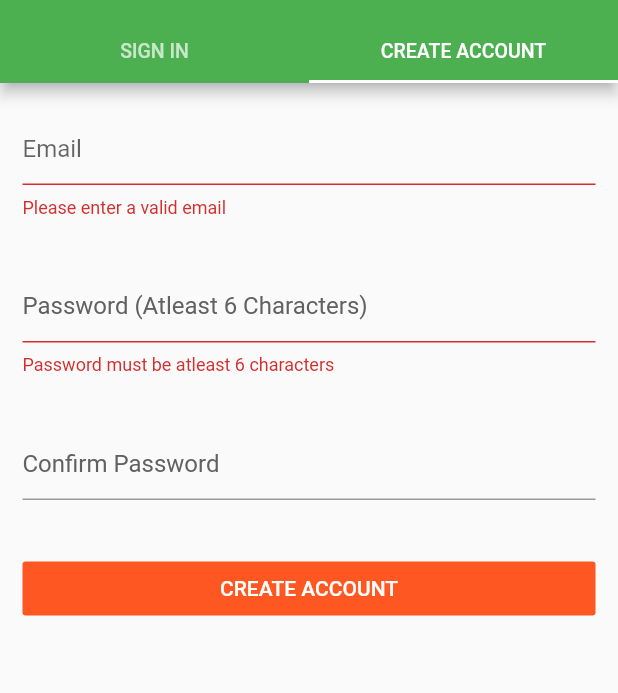
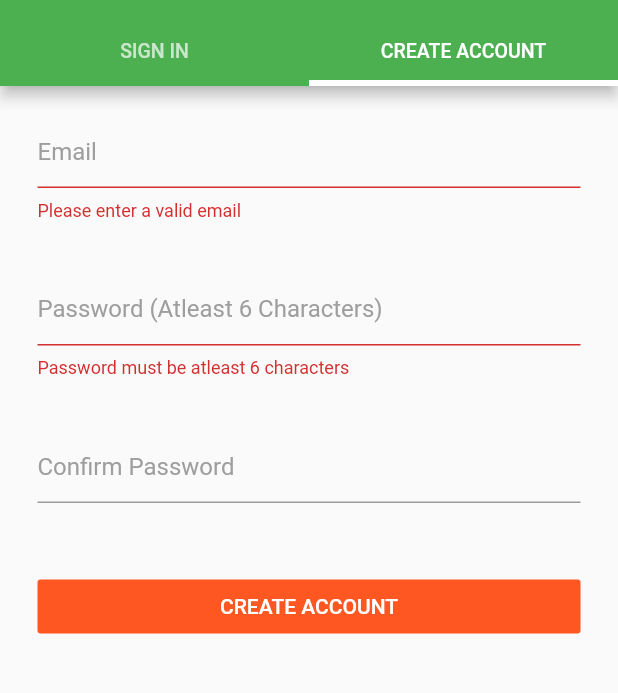
Before and after one commit to aviacommerce/flutter-ecommerce, a Flutter app: the screen it shows after launch, item 2 of the bottom bar chosen, after a tap on "CREATE ACCOUNT", on a phone screen of 412 x 824 dp, the part 73-766 px from its top. Run offline on Flutter 3.47's test engine with Material 2 defaults, Android fonts, the phone set to English and light mode, and no system bars; our stand-ins replace carousel_slider, connectivity, flushbar, flutter_rating_bar, flutter_widget_from_html_core, get_it and 1 more; missing offline and left inert: back_button_interceptor, flutter_pagewise, flutter_webview_plugin; network calls fail; statements that could not run were skipped.

Commit message:
UI changes in auth, home, product listing and search screen (#75)
* UI changes in auth, home, product listing and search screen

* ui-fixes

```diff
--- a/lib/screens/auth.dart
+++ b/lib/screens/auth.dart
@@ -49,17 +49,24 @@ class _AuthenticationState extends State<Authentication>
     final double deviceWidth = MediaQuery.of(context).size.width;
     final double targetWidth = deviceWidth > 550.0 ? 500.0 : deviceWidth * 0.95;
     return MaterialApp(
+      color: Colors.green,
+      theme: ThemeData(
+        primarySwatch: Colors.green,
+        accentColor: Colors.white,
+      ),
       home: DefaultTabController(
         length: 2,
         child: Scaffold(
           key: _scaffoldKey,
           appBar: AppBar(
+            centerTitle: false,
             backgroundColor: Colors.green,
             leading: IconButton(
               icon: Icon(Icons.close),
               onPressed: () => Navigator.of(context).pop(),
             ),
             bottom: TabBar(
+              indicatorWeight: 4.0,
               controller: _tabController,
               indicatorColor: Colors.green,
               tabs: [
@@ -97,6 +104,8 @@ class _AuthenticationState extends State<Authentication>
     return ScopedModelDescendant<MainModel>(
         builder: (BuildContext context, Widget child, MainModel model) {
       return SingleChildScrollView(
+        child: Padding(
+          padding: const EdgeInsets.only(left: 10.0, right: 10.0),
           child: Container(
             width: targetWidth,
             child: Form(
@@ -110,7 +119,7 @@ class _AuthenticationState extends State<Authentication>
                   SizedBox(
                     height: 20.0,
                   ),
-                _buildPasswordTextField(),
+                  _buildPasswordTextField(false),
                   SizedBox(
                     height: 20.0,
                   ),
@@ -122,7 +131,10 @@ class _AuthenticationState extends State<Authentication>
                           child: FlatButton(
                             textColor: Colors.white,
                             color: Colors.deepOrange,
-                          child: Text('SIGN IN'),
+                            child: Text(
+                              'SIGN IN',
+                              style: TextStyle(fontSize: 13.0),
+                            ),
                             onPressed: () => _submitLogin(model),
                           )),
                   SizedBox(
@@ -139,10 +151,13 @@ class _AuthenticationState extends State<Authentication>
                       'FORGOT YOUR PASSWORD?',
                       textAlign: TextAlign.center,
                       style: TextStyle(
-                        fontWeight: FontWeight.bold, color: Colors.green),
+                          fontWeight: FontWeight.normal,
+                          color: Colors.green,
+                          fontSize: 14.0),
                     ),
                   )
                 ],
+              ),
             ),
           ),
         ),
@@ -152,6 +167,8 @@ class _AuthenticationState extends State<Authentication>
 
   Widget _renderSignup(double targetWidth) {
     return SingleChildScrollView(
+      child: Padding(
+        padding: const EdgeInsets.only(left: 10.0, right: 10.0),
         child: Container(
           width: targetWidth,
           child: Form(
@@ -165,13 +182,13 @@ class _AuthenticationState extends State<Authentication>
                 SizedBox(
                   height: 20.0,
                 ),
-              _buildPasswordTextField(),
+                _buildPasswordTextField(true),
                 SizedBox(
                   height: 20.0,
                 ),
                 _buildPasswordConfirmTextField(),
                 SizedBox(
-                height: 20.0,
+                  height: 30.0,
                 ),
                 _isLoader
                     ? CircularProgressIndicator(backgroundColor: Colors.green)
@@ -191,6 +208,7 @@ class _AuthenticationState extends State<Authentication>
             ),
           ),
         ),
+      ),
     );
   }
 
@@ -199,6 +217,7 @@ class _AuthenticationState extends State<Authentication>
         padding: EdgeInsets.symmetric(horizontal: 15),
         child: TextFormField(
           decoration: InputDecoration(
+            labelStyle: TextStyle(color: Colors.grey),
             labelText: 'Email',
             contentPadding: EdgeInsets.all(0.0),
           ),
@@ -217,14 +236,17 @@ class _AuthenticationState extends State<Authentication>
         ));
   }
 
-  Widget _buildPasswordTextField() {
+  Widget _buildPasswordTextField([bool isLimitCharacter = false]) {
     return Padding(
         padding: EdgeInsets.symmetric(horizontal: 15, vertical: 15.0),
         child: Theme(
           data: ThemeData(hintColor: Colors.grey.shade700),
           child: TextFormField(
             decoration: InputDecoration(
-                labelText: 'Password (Atleast 6 Characters)',
+                labelText: isLimitCharacter
+                    ? 'Password (Atleast 6 Characters)'
+                    : 'Password',
+                labelStyle: TextStyle(color: Colors.grey),
                 contentPadding: EdgeInsets.all(0.0)),
             obscureText: true,
             controller: _passwordTextController,
@@ -248,6 +270,7 @@ class _AuthenticationState extends State<Authentication>
           data: ThemeData(hintColor: Colors.grey.shade700),
           child: TextFormField(
             decoration: InputDecoration(
+              labelStyle: TextStyle(color: Colors.grey),
               labelText: 'Confirm Password',
               contentPadding: EdgeInsets.all(0.0),
             ),
--- a/lib/screens/brandslisting.dart
+++ b/lib/screens/brandslisting.dart
@@ -211,7 +211,6 @@ class _BrandListState extends State<BrandList> {
     List<Product> variants = [];
     List<OptionValue> optionValues = [];
     List<OptionType> optionTypes = [];
-
     final response = (await http.get(Settings.SERVER_URL +
             'api/v1/taxons/products?id=$brandId&page=$currentPage&per_page=$perPage&data_set=small'))
         .body;
@@ -243,8 +242,10 @@ class _BrandListState extends State<BrandList> {
                 id: variant['id'],
                 name: variant['name'],
                 description: variant['description'],
+                price: variant['price'],
                 optionValues: optionValues,
                 displayPrice: variant['display_price'],
+                costPrice: variant['cost_price'],
                 image: variant['images'][0]['product_url'],
                 isOrderable: variant['is_orderable'],
                 avgRating: double.parse(product['avg_rating']),
@@ -266,6 +267,7 @@ class _BrandListState extends State<BrandList> {
               slug: product['slug'],
               taxonId: product['taxon_ids'].first,
               id: product['id'],
+              price: product['price'],
               name: product['name'],
               displayPrice: product['display_price'],
               avgRating: double.parse(product['avg_rating']),
@@ -284,10 +286,12 @@ class _BrandListState extends State<BrandList> {
             id: product['id'],
             name: product['name'],
             displayPrice: product['display_price'],
+            costPrice: product['cost_price'],
             avgRating: double.parse(product['avg_rating']),
             reviewsCount: product['reviews_count'].toString(),
             image: product['master']['images'][0]['product_url'],
             hasVariants: product['has_variants'],
+            price: product['price'],
             isOrderable: product['master']['is_orderable'],
             reviewProductId: reviewProductId,
             description: product['description'],
--- a/lib/screens/favorites.dart
+++ b/lib/screens/favorites.dart
@@ -104,10 +104,10 @@ class _FavoritesScreenState extends State<FavoritesScreen> {
                           }
                           if (!hasMore || _isLoading) {
                             return Padding(
-                              padding: EdgeInsets.symmetric(vertical: 0.0),
+                              padding: EdgeInsets.symmetric(vertical: 10.0),
                               child: Center(
                                   child: CircularProgressIndicator(
-                                backgroundColor: Colors.green,
+                                backgroundColor: Colors.white,
                               )),
                             );
                           } else {
--- a/lib/screens/home.dart
+++ b/lib/screens/home.dart
@@ -93,9 +93,19 @@ class _HomeScreenState extends State<HomeScreen> {
           ),
         ),
         drawer: HomeDrawer(),
-        body: CustomScrollView(slivers: [
+        body: Container(
+          color: Colors.white,
+          child: CustomScrollView(slivers: [
             SliverList(
-            delegate: SliverChildListDelegate([bannerCarousel]),
+              delegate: SliverChildListDelegate([
+                Container(
+                    color: Colors.grey.withOpacity(0.1), child: bannerCarousel)
+              ]),
+            ),
+            SliverToBoxAdapter(
+              child: Divider(
+                height: 1.0,
+              ),
             ),
             SliverList(
               delegate: SliverChildListDelegate([
@@ -115,12 +125,13 @@ class _HomeScreenState extends State<HomeScreen> {
                         ),
                         Text('Shop by Category',
                             style: TextStyle(
-                                fontSize: 16,
+                                fontSize: 14,
                                 fontWeight: FontWeight.normal,
                                 fontFamily: fontFamily)),
                       ],
                     ),
-                  ))
+                  ),
+                ),
               ]),
             ),
             _isCategoryLoading
@@ -155,6 +166,17 @@ class _HomeScreenState extends State<HomeScreen> {
                           ),
                         ]),
                       ),
+            SliverToBoxAdapter(
+              child: Container(
+                height: 20.0,
+                color: Colors.grey.withOpacity(0.1),
+              ),
+            ),
+            SliverToBoxAdapter(
+              child: Divider(
+                height: 1.0,
+              ),
+            ),
             SliverList(
               delegate: SliverChildListDelegate([
                 Container(
@@ -173,7 +195,7 @@ class _HomeScreenState extends State<HomeScreen> {
                           ),
                           Text('Today\'s Deals',
                               style: TextStyle(
-                                fontSize: 16,
+                                  fontSize: 14,
                                   fontWeight: FontWeight.normal,
                                   fontFamily: fontFamily)),
                         ],
@@ -209,6 +231,7 @@ class _HomeScreenState extends State<HomeScreen> {
               child: Divider(),
             ),
           ]),
+        ),
         bottomNavigationBar:
             !model.isAuthenticated ? bottomNavigationBar() : null,
       );
--- a/lib/screens/order_response.dart
+++ b/lib/screens/order_response.dart
@@ -324,7 +324,7 @@ class _OrderResponseState extends State<OrderResponse> {
                   )
                 : Center(
                     child: CircularProgressIndicator(
-                    backgroundColor: Colors.green,
+                    backgroundColor: Colors.white,
                   )),
           ));
     });
--- a/lib/screens/search.dart
+++ b/lib/screens/search.dart
@@ -223,7 +223,7 @@ class _ProductSearchState extends State<ProductSearch> {
                                           EdgeInsets.symmetric(vertical: 25.0),
                                       child: Center(
                                           child: CircularProgressIndicator(
-                                        backgroundColor: Colors.green,
+                                        backgroundColor: Colors.white,
                                       )),
                                     );
                                   } else {
@@ -302,8 +302,11 @@ class _ProductSearchState extends State<ProductSearch> {
           reviewProductId: searchObj['id'],
           name: searchObj['attributes']['name'],
           image: searchObj['attributes']['product_url'],
+          currencySymbol: searchObj['attributes']['currency_symbol'],
           displayPrice: searchObj['attributes']['currency_symbol'] +
               searchObj['attributes']['price'],
+          price: searchObj['attributes']['price'],
+          costPrice: searchObj['attributes']['cost_price'],
           slug: searchObj['attributes']['slug'],
           avgRating: double.parse(searchObj['attributes']['avg_rating']),
           reviewsCount: searchObj['attributes']['reviews_count'].toString()));
```
Also changed, not shown: lib/screens/categorylisting.dart (+7 -3 lines), lib/screens/forget_password.dart (+4 -3 lines), lib/widgets/product_container.dart (+48 -61 lines), lib/widgets/todays_deals_card.dart (+16 -11 lines). Lines whose indentation alone changed are shown as unchanged.
